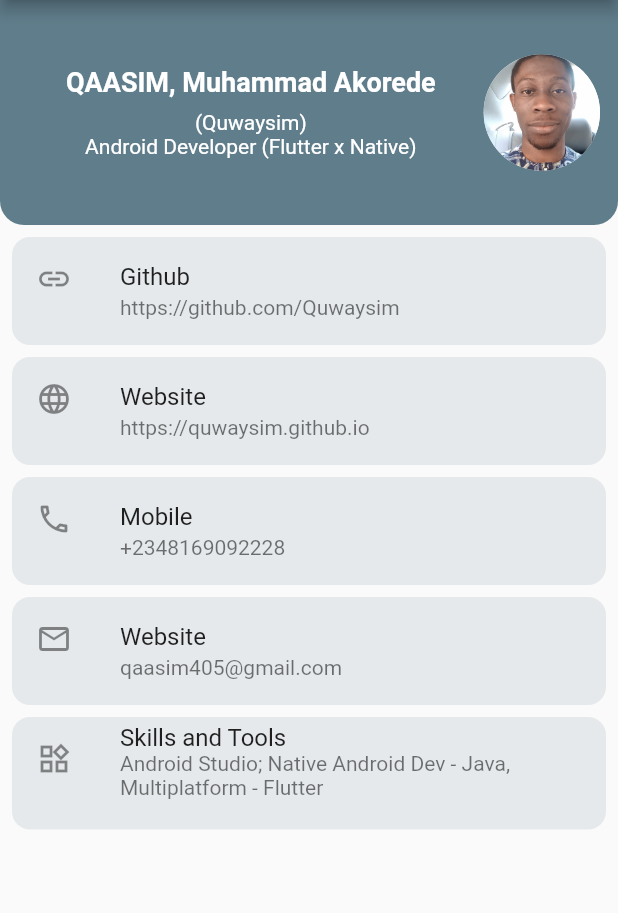
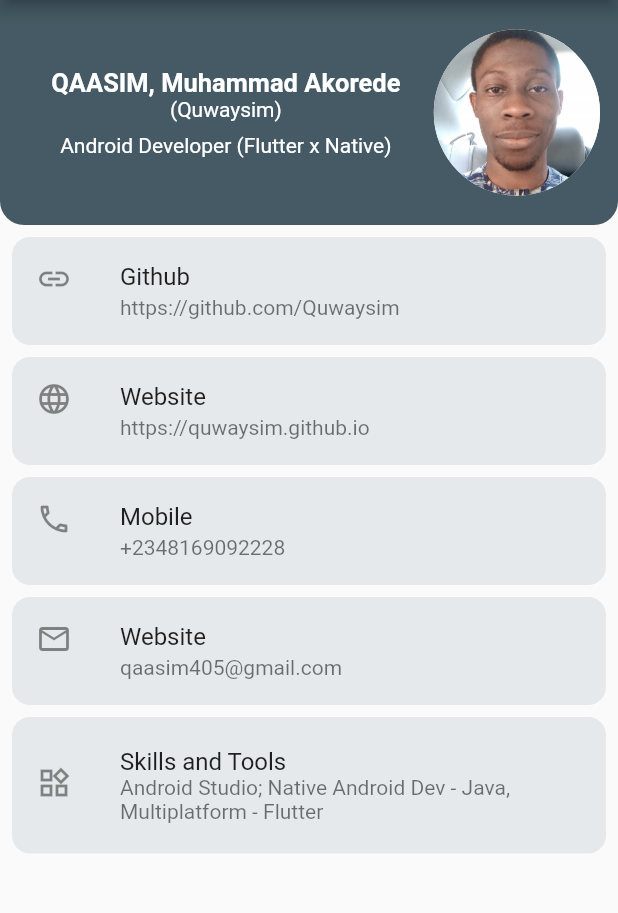
Before and after one commit to Quwaysim/portfolio-zuri, a Flutter app: the screen it shows after launch, on a phone screen of 412 x 824 dp, the part 84-997 px from its top. Run offline on Flutter 3.47's test engine with Material 2 defaults, Android fonts, the phone set to English and light mode, and no system bars.

Commit message:
done - for now

```diff
--- a/lib/main.dart
+++ b/lib/main.dart
@@ -23,32 +23,33 @@ class MyApp extends StatelessWidget {
                   bottomLeft: Radius.circular(16.0),
                   bottomRight: Radius.circular(16.0),
                 ),
-                color: Color(0xFF607D8B),
+                color: Colors.blueGrey[700],
               ),
               child: Padding(
                 padding: const EdgeInsets.all(12.0),
                 child: Row(
                   children: [
                     Expanded(
-                      flex: 4,
+                      flex: 5,
                       child: Center(
                         child: Column(
                           mainAxisAlignment: MainAxisAlignment.center,
                           children: [
                             Text(
                               'QAASIM, Muhammad Akorede',
+                              textAlign: TextAlign.center,
                               style: TextStyle(
-                                fontSize: 18.0,
+                                fontSize: 17.0,
                                 color: _headerTextColor,
                                 fontWeight: FontWeight.bold,
                               ),
                             ),
-                            SizedBox(
-                              height: 8.0,
-                            ),
                             Text(
                               '(Quwaysim)',
                               style: TextStyle(color: _headerTextColor),
+                            ),
+                            SizedBox(
+                              height: 8.0,
                             ),
                             Text(
                               'Android Developer (Flutter x Native)',
@@ -59,10 +60,10 @@ class MyApp extends StatelessWidget {
                       ),
                     ),
                     Expanded(
-                      flex: 1,
+                      flex: 2,
                       child: CircleAvatar(
                         backgroundColor: Colors.white,
-                        radius: 40.0,
+                        radius: 200.0,
                         backgroundImage: AssetImage('images/quwaysim.jpg'),
                       ),
                     ),
@@ -96,10 +97,11 @@ class MyApp extends StatelessWidget {
                       subtitle: 'qaasim405@gmail.com',
                     ),
                     DetailsListCard(
+                      padding: 16.0,
                       iconData: Icons.widgets_outlined,
                       title: 'Skills and Tools',
                       subtitle:
-                          'Android Studio; Native Android Dev - Java, Multiplatform - Flutter\n',
+                          'Android Studio; Native Android Dev - Java, Multiplatform - Flutter',
                     ),
                   ],
                 ),
@@ -129,13 +131,12 @@ class DetailsListCard extends StatelessWidget {
           borderRadius: BorderRadius.circular(12.0),
           color: Color(0x22607D8B),
         ),
-        child: Padding(
-          padding: const EdgeInsets.only(top: 0.0 ?? 8.0),
-          child: ListTile(
-            leading: Icon(iconData),
-            title: Text(title),
-            subtitle: Text(subtitle),
-          ),
+        child: ListTile(
+          contentPadding:
+              EdgeInsets.symmetric(vertical: padding ?? 0.0, horizontal: 16.0),
+          leading: Icon(iconData),
+          title: Text(title),
+          subtitle: Text(subtitle),
         ),
       ),
     );
```
Also changed, not shown: images/quwaysim.jpg.
